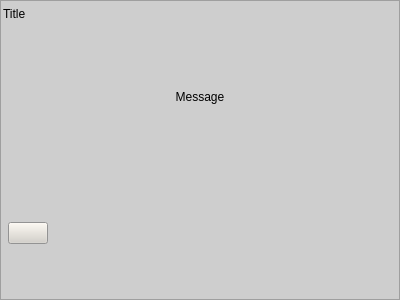
tkrotoff/WengoPhone, file wengophone/src/presentation/qt/toaster/QtChatToaster.ui: the form before one commit.
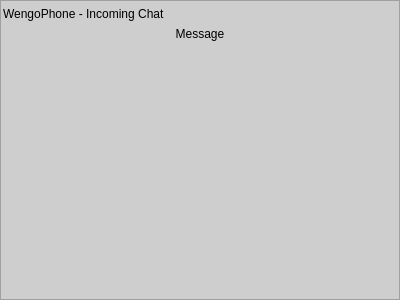
The form after the commit. Icons and pictures are not drawn.

The edit to the form file:
```diff
--- a/wengophone/src/presentation/qt/toaster/QtChatToaster.ui
+++ b/wengophone/src/presentation/qt/toaster/QtChatToaster.ui
@@ -570,37 +570,48 @@
       <property name="spacing" >
        <number>0</number>
       </property>
-      <item row="2" column="1" >
+      <item row="1" column="0" >
        <layout class="QGridLayout" >
         <property name="margin" >
          <number>0</number>
         </property>
         <property name="spacing" >
+         <number>6</number>
+        </property>
+        <item row="1" column="1" >
+         <layout class="QGridLayout" >
+          <property name="margin" >
          <number>0</number>
         </property>
+          <property name="spacing" >
+           <number>6</number>
+          </property>
         <item row="0" column="1" >
          <spacer>
           <property name="orientation" >
            <enum>Qt::Horizontal</enum>
           </property>
-          <property name="sizeHint" >
-           <size>
-            <width>40</width>
-            <height>132</height>
-           </size>
-          </property>
          </spacer>
         </item>
         <item row="0" column="0" >
          <widget class="QPushButton" name="chatButton" >
+            <property name="icon" >
+             <iconset resource="../wengophone.qrc" >:/pics/toaster/chat.png</iconset>
+            </property>
+            <property name="iconSize" >
+             <size>
+              <width>56</width>
+              <height>56</height>
+             </size>
+            </property>
           <property name="flat" >
-           <bool>false</bool>
+             <bool>true</bool>
           </property>
          </widget>
         </item>
        </layout>
       </item>
-      <item row="1" column="0" colspan="2" >
+        <item row="0" column="0" colspan="2" >
        <widget class="QLabel" name="messageLabel" >
         <property name="text" >
          <string>Message</string>
@@ -610,7 +621,7 @@
         </property>
        </widget>
       </item>
-      <item row="2" column="0" >
+        <item row="1" column="0" >
        <widget class="QLabel" name="pixmapLabel" >
         <property name="pixmap" >
          <pixmap resource="../wengophone.qrc" >:/pics/fond_avatar.png</pixmap>
@@ -620,7 +631,22 @@
         </property>
        </widget>
       </item>
-      <item row="0" column="0" colspan="2" >
+       </layout>
+      </item>
+      <item row="2" column="0" >
+       <spacer>
+        <property name="orientation" >
+         <enum>Qt::Vertical</enum>
+        </property>
+        <property name="sizeHint" >
+         <size>
+          <width>20</width>
+          <height>40</height>
+         </size>
+        </property>
+       </spacer>
+      </item>
+      <item row="0" column="0" >
        <layout class="QHBoxLayout" >
         <property name="margin" >
          <number>2</number>
@@ -631,7 +657,7 @@
         <item>
          <widget class="QLabel" name="titleLabel" >
           <property name="text" >
-           <string>Title</string>
+           <string>WengoPhone - Incoming Chat</string>
           </property>
          </widget>
         </item>
```
Lines whose indentation alone changed are shown as unchanged.
